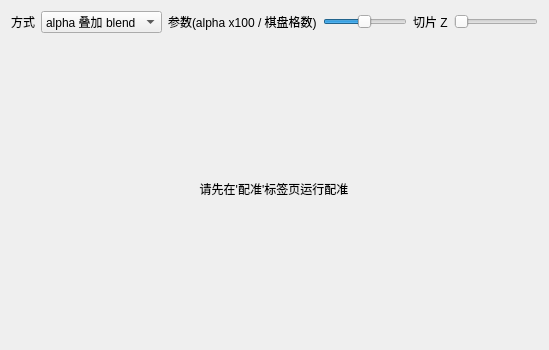
Old version of the form src/view/FusionTabView.ui in the repository zhengyuexia/mrus-fusion-viewer.
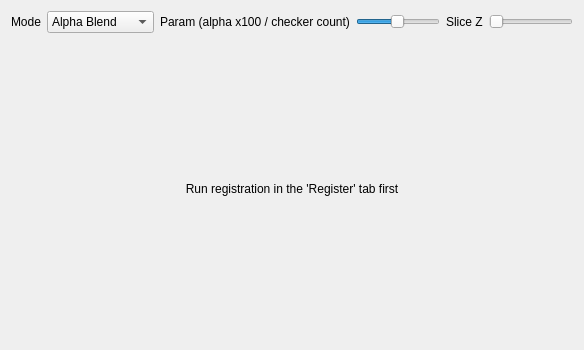
New version of the form.

```diff
--- a/src/view/FusionTabView.ui
+++ b/src/view/FusionTabView.ui
@@ -5,14 +5,14 @@
   <layout class="QVBoxLayout" name="rootLayout">
    <item>
     <layout class="QHBoxLayout" name="controlRow">
-     <item><widget class="QLabel" name="modeLabel"><property name="text"><string>方式</string></property></widget></item>
+     <item><widget class="QLabel" name="modeLabel"><property name="text"><string>Mode</string></property></widget></item>
      <item>
       <widget class="QComboBox" name="modeCombo">
-       <item><property name="text"><string>alpha 叠加 blend</string></property></item>
-       <item><property name="text"><string>棋盘格 checker</string></property></item>
+       <item><property name="text"><string>Alpha Blend</string></property></item>
+       <item><property name="text"><string>Checkerboard</string></property></item>
       </widget>
      </item>
-     <item><widget class="QLabel" name="paramLabel"><property name="text"><string>参数(alpha x100 / 棋盘格数)</string></property></widget></item>
+     <item><widget class="QLabel" name="paramLabel"><property name="text"><string>Param (alpha x100 / checker count)</string></property></widget></item>
      <item>
       <widget class="QSlider" name="paramSlider">
        <property name="orientation"><enum>Qt::Horizontal</enum></property>
@@ -21,7 +21,7 @@
        <property name="value"><number>50</number></property>
       </widget>
      </item>
-     <item><widget class="QLabel" name="sliceLabel"><property name="text"><string>切片 Z</string></property></widget></item>
+     <item><widget class="QLabel" name="sliceLabel"><property name="text"><string>Slice Z</string></property></widget></item>
      <item><widget class="QSlider" name="sliceSlider"><property name="orientation"><enum>Qt::Horizontal</enum></property></widget></item>
     </layout>
    </item>
@@ -30,7 +30,7 @@
      <property name="minimumSize"><size><width>300</width><height>300</height></size></property>
      <property name="maximumSize"><size><width>300</width><height>300</height></size></property>
      <property name="alignment"><set>Qt::AlignCenter</set></property>
-     <property name="text"><string>请先在'配准'标签页运行配准</string></property>
+     <property name="text"><string>Run registration in the 'Register' tab first</string></property>
     </widget>
    </item>
   </layout>
```
